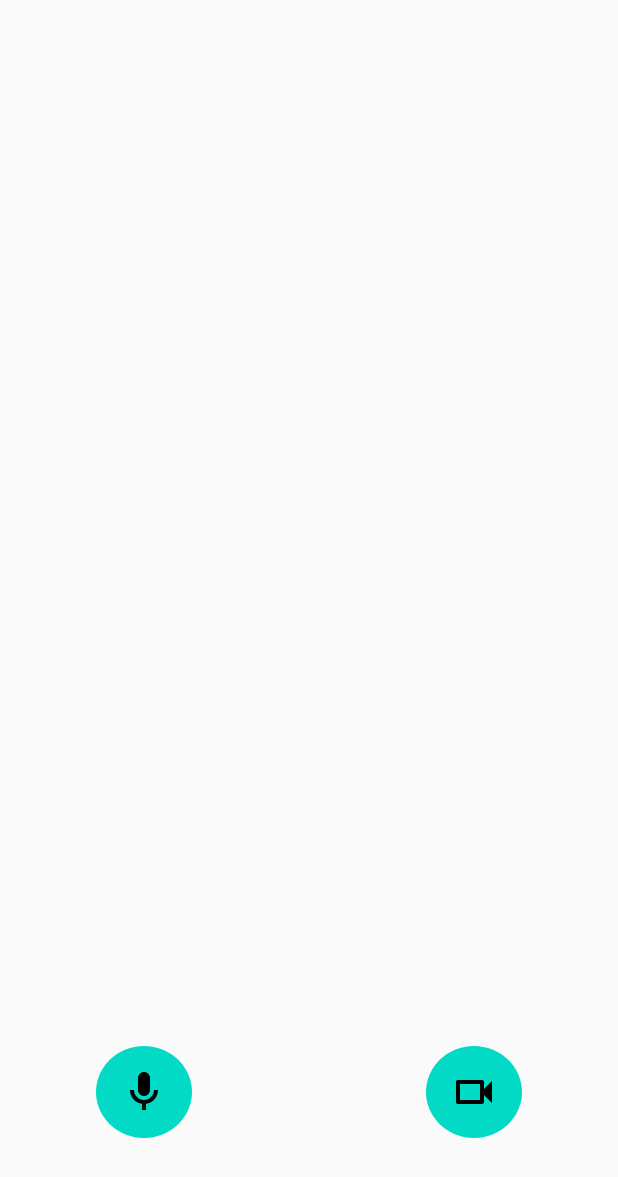
After one commit to DirkVolkmann/aCamera, an Android app: the layout button_container.xml on its own in the app's theme, with its tools: preview values and no code run, on a phone screen of 412 x 824 dp. The commit adds this screen. Shown: the top 1177 px of the screen. Run offline under Robolectric (Android 15) with nearby library versions, the phone set to English and light mode, and no system bars.

Commit message:
moved buttons to separate layout

```diff
--- /dev/null
+++ b/app/src/main/res/layout/button_container.xml
@@ -0,0 +1,39 @@
+<?xml version="1.0" encoding="utf-8"?>
+<androidx.constraintlayout.widget.ConstraintLayout
+    xmlns:android="http://schemas.android.com/apk/res/android"
+    xmlns:app="http://schemas.android.com/apk/res-auto"
+    android:id="@+id/button_container"
+    android:layout_width="match_parent"
+    android:layout_height="match_parent">
+
+    <ImageButton
+        android:id="@+id/button_audio"
+        android:layout_width="64dp"
+        android:layout_height="64dp"
+        android:layout_marginBottom="64dp"
+        android:layout_marginStart="64dp"
+        android:padding="16dp"
+        android:scaleType="fitCenter"
+        android:background="@drawable/circle_background"
+        android:backgroundTint="@color/design_default_color_secondary"
+        app:srcCompat="@drawable/ic_mic_black_24dp"
+        app:layout_constraintLeft_toLeftOf="parent"
+        app:layout_constraintBottom_toBottomOf="parent"
+        android:contentDescription="@string/button_audio_alt" />
+
+    <ImageButton
+        android:id="@+id/button_video"
+        android:layout_width="64dp"
+        android:layout_height="64dp"
+        android:layout_marginBottom="64dp"
+        android:layout_marginEnd="64dp"
+        android:padding="16dp"
+        android:scaleType="fitCenter"
+        android:background="@drawable/circle_background"
+        android:backgroundTint="@color/design_default_color_secondary"
+        app:srcCompat="@drawable/ic_videocam_black_24dp"
+        app:layout_constraintRight_toRightOf="parent"
+        app:layout_constraintBottom_toBottomOf="parent"
+        android:contentDescription="@string/button_audio_alt" />
+
+</androidx.constraintlayout.widget.ConstraintLayout>
```
Also changed, not shown: app/src/main/java/com/dirk/acamera/fragments/RtcFragment.kt (+14 -11 lines), app/src/main/res/layout/fragment_rtc.xml (+0 -56 lines).
